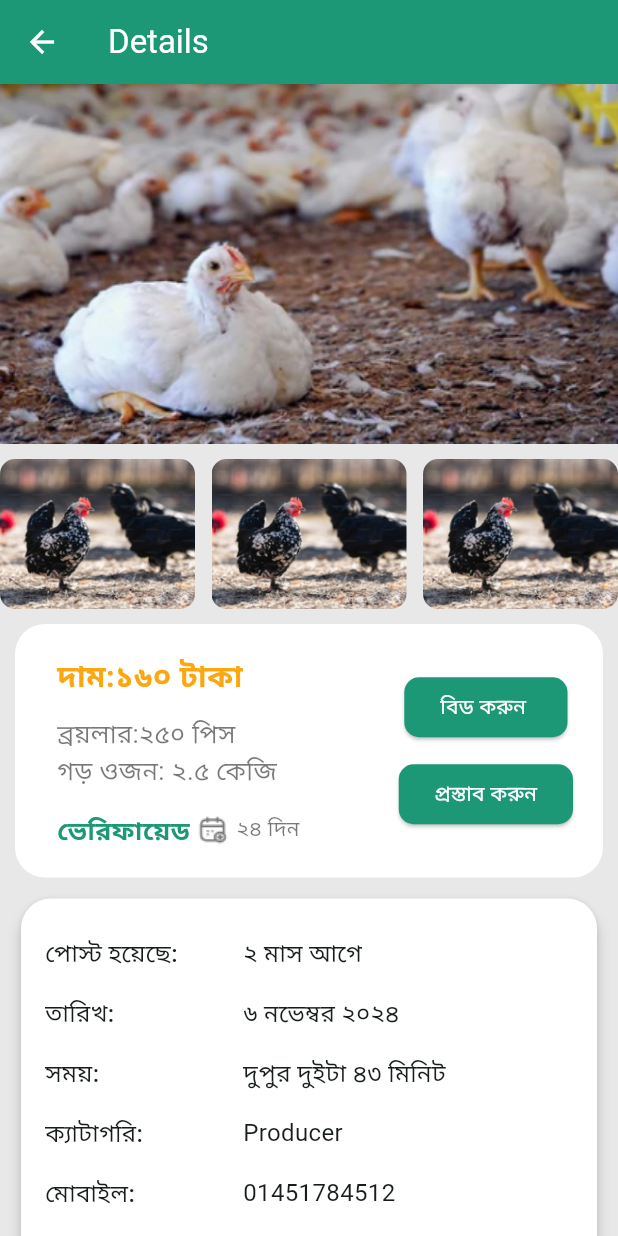
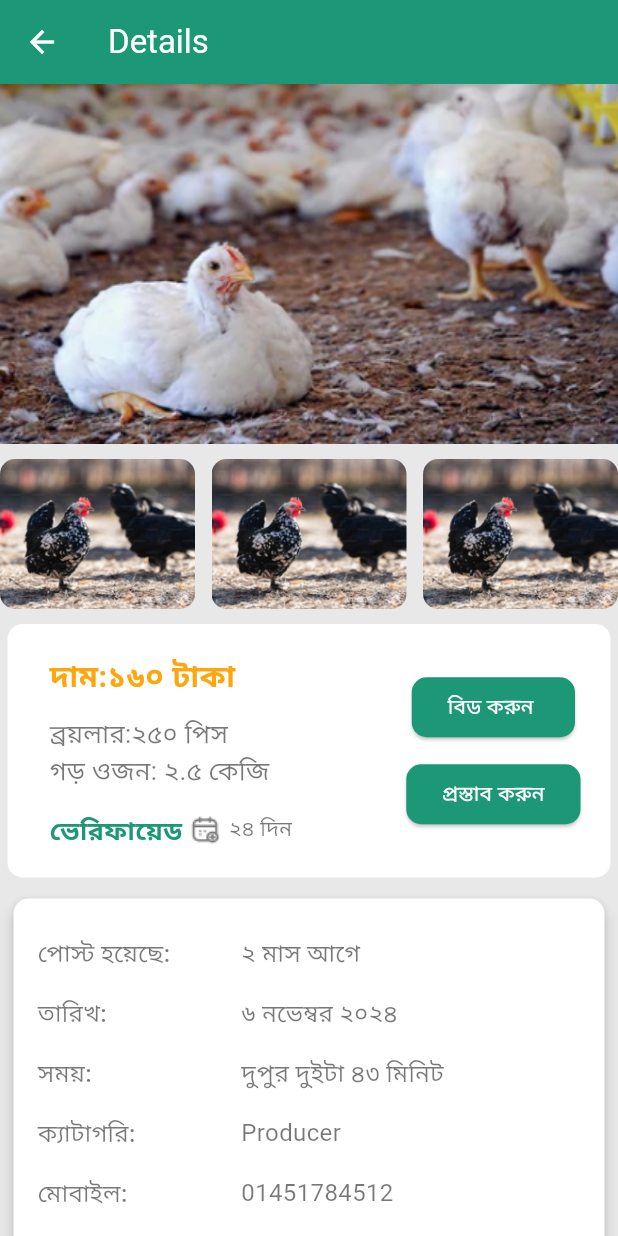
Before and after one commit to Milon3658/chicken_app, a Flutter app: the ProductDetailsView screen opened by its route, on a phone screen of 412 x 824 dp. Run offline on Flutter 3.47's test engine with Material 3 defaults, Android fonts, the phone set to English and light mode, and no system bars; our stand-ins replace gap, get.

Commit message:
Refactor padding and border radius in Product Details UI components for improved layout consistency

```diff
--- a/lib/app/modules/Product_Details/views/product_details_view.dart
+++ b/lib/app/modules/Product_Details/views/product_details_view.dart
@@ -57,11 +57,11 @@ class ProductDetailsView extends GetView<ProductDetailsController> {
               ),
               Gap(10),
               Padding(
-                padding: const EdgeInsets.symmetric(horizontal: 10),
+                padding: const EdgeInsets.symmetric(horizontal: 5),
                 child: Container(
                   decoration: BoxDecoration(
                     color: white,
-                    borderRadius: BorderRadius.circular(20),
+                    borderRadius: BorderRadius.circular(10),
                   ),
                   child: Padding(
                     padding: const EdgeInsets.all(10.0),
--- a/lib/app/modules/Product_Details/widgets/PriceDetails.dart
+++ b/lib/app/modules/Product_Details/widgets/PriceDetails.dart
@@ -9,12 +9,12 @@ class PriceDetails extends StatelessWidget {
   @override
   Widget build(BuildContext context) {
     return Padding(
-      padding: const EdgeInsets.symmetric(horizontal: 10),
+      padding: const EdgeInsets.symmetric(horizontal: 5),
       child: Container(
         width: Get.width,
         decoration: BoxDecoration(
           color: white,
-          borderRadius: BorderRadius.circular(20),
+          borderRadius: BorderRadius.circular(10),
         ),
         child: Padding(
           padding: const EdgeInsets.symmetric(vertical: 20, horizontal: 20),
--- a/lib/app/modules/Product_Details/widgets/ProductDetailsInfo.dart
+++ b/lib/app/modules/Product_Details/widgets/ProductDetailsInfo.dart
@@ -8,11 +8,11 @@ class Productdetailsinfo extends StatelessWidget {
   @override
   Widget build(BuildContext context) {
     return Padding(
-      padding: const EdgeInsets.symmetric(horizontal: 10),
+      padding: const EdgeInsets.symmetric(horizontal: 5),
       child: Card(
         color: white,
         shape: RoundedRectangleBorder(
-          borderRadius: BorderRadius.circular(20),
+          borderRadius: BorderRadius.circular(10),
         ),
         elevation: 4,
         child: Padding(
--- a/lib/app/modules/Product_Details/widgets/TableRowWidget.dart
+++ b/lib/app/modules/Product_Details/widgets/TableRowWidget.dart
@@ -1,3 +1,4 @@
+import 'package:chicken/app/data/AppColors.dart';
 import 'package:flutter/material.dart';
 
 class TableRowWidget extends StatelessWidget {
@@ -16,14 +17,17 @@ class TableRowWidget extends StatelessWidget {
             flex: 3,
             child: Text(
               label,
-              style: TextStyle(fontSize: 16, fontWeight: FontWeight.w500),
+              style: TextStyle(
+                  fontSize: 16,
+                  fontWeight: FontWeight.w500,
+                  color: greyText.withOpacity(0.58)),
             ),
           ),
           Expanded(
             flex: 5,
             child: Text(
               value,
-              style: TextStyle(fontSize: 16),
+              style: TextStyle(fontSize: 16, color: greyText.withOpacity(0.58)),
             ),
           ),
         ],
```
